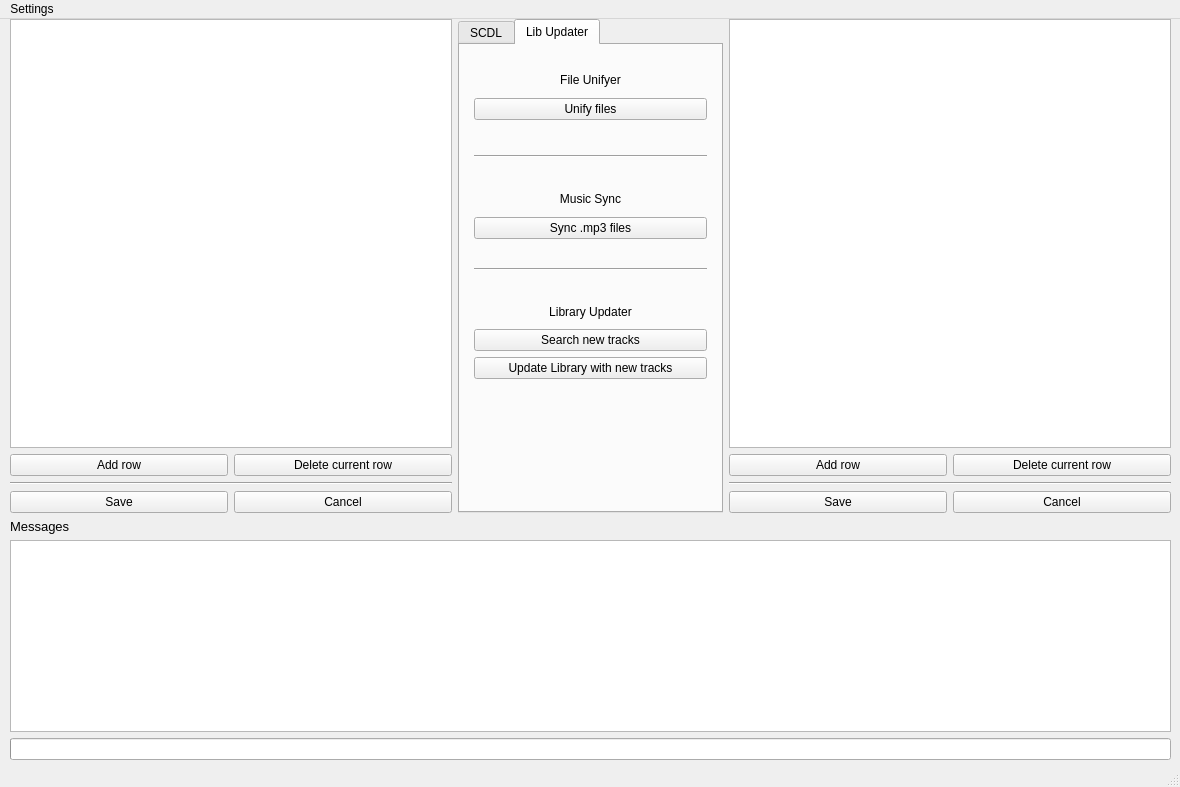
This is _02_GUI/_03_UI/00_Draft/Main.ui in DST-DEV/SCDL as Qt 5 draws it before an edit. The edited form follows.
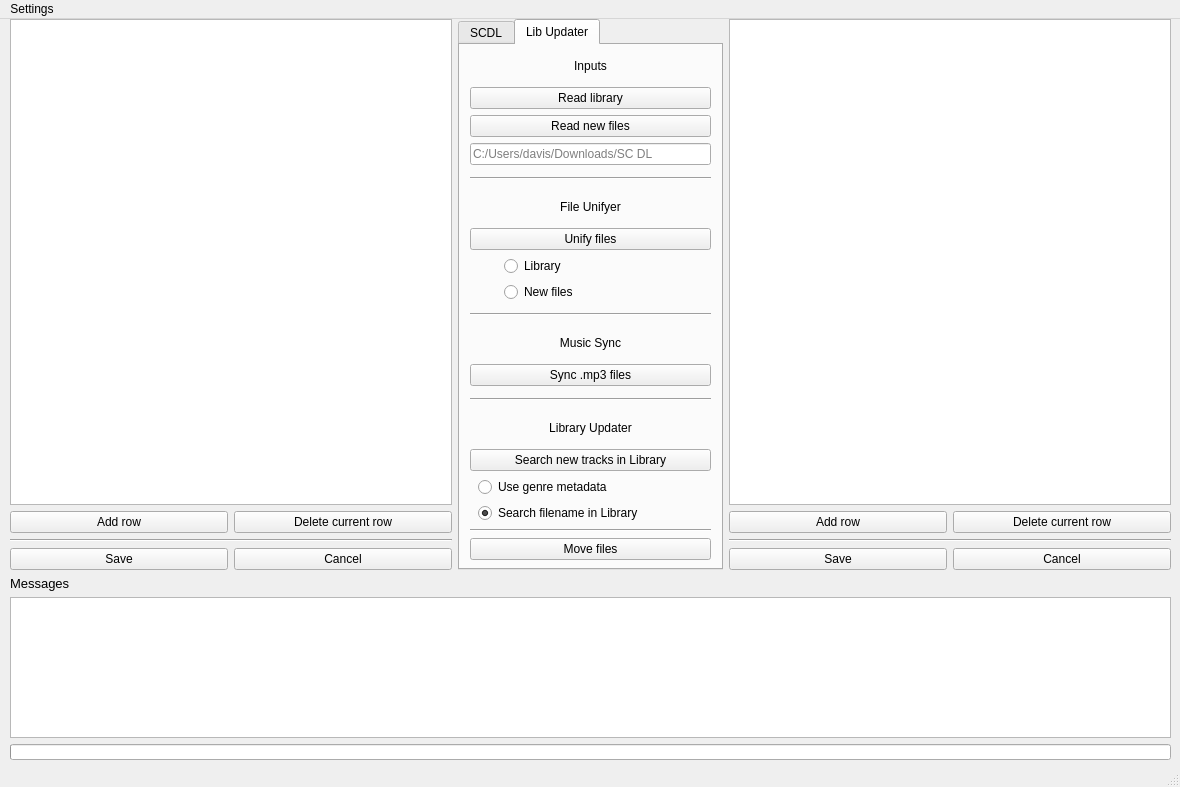
This is the edited form. The open tabs and pages were chosen to show the change.

Commit message: Updated Lib Updater tab in GUI to encompass new functions

Diff of the .ui file:
```diff
--- a/_02_GUI/_03_UI/00_Draft/Main.ui
+++ b/_02_GUI/_03_UI/00_Draft/Main.ui
@@ -23,7 +23,7 @@
       <height>741</height>
      </rect>
     </property>
-    <layout class="QGridLayout" name="gridLayout" rowstretch="4,0" columnstretch="5,3,5">
+    <layout class="QGridLayout" name="gridLayout" rowstretch="6,2" columnstretch="5,3,5">
      <item row="0" column="0">
       <layout class="QGridLayout" name="grid_left">
        <item row="3" column="0">
@@ -441,104 +441,43 @@
         <widget class="QWidget" name="gridLayoutWidget_3">
          <property name="geometry">
           <rect>
-           <x>0</x>
+           <x>10</x>
            <y>0</y>
-           <width>261</width>
-           <height>451</height>
+           <width>241</width>
+           <height>521</height>
           </rect>
          </property>
-         <layout class="QGridLayout" name="glayout_lib_updater" rowstretch="1,1,5,1,1,1,1,5,1,1,1,1,5,5,5" columnstretch="1,30,1">
-          <item row="14" column="1">
-           <spacer name="verticalSpacer_7">
+         <layout class="QGridLayout" name="gLayout_Lib" rowstretch="1,5,5,5,5,1,1,1,5,5,5,1,1,1,5,5,1,1,1,5,5,5,1,5,1">
+          <item row="12" column="0">
+           <widget class="Line" name="line_lib2_2">
             <property name="orientation">
-             <enum>Qt::Vertical</enum>
+             <enum>Qt::Horizontal</enum>
             </property>
-            <property name="sizeHint" stdset="0">
-             <size>
-              <width>20</width>
-              <height>40</height>
-             </size>
-            </property>
-           </spacer>
-          </item>
-          <item row="2" column="1">
-           <widget class="QPushButton" name="btn_file_uni">
-            <property name="text">
-             <string>Unify files</string>
-            </property>
            </widget>
           </item>
-          <item row="13" column="1">
-           <widget class="QPushButton" name="btn_file_uni_4">
+          <item row="2" column="0">
+           <widget class="QPushButton" name="btn_read_lib_2">
             <property name="text">
-             <string>Update Library with new tracks</string>
+             <string>Read library</string>
             </property>
            </widget>
           </item>
-          <item row="2" column="2">
-           <spacer name="horizontalSpacer_8">
+          <item row="22" column="0">
+           <widget class="Line" name="line_lib4_2">
             <property name="orientation">
              <enum>Qt::Horizontal</enum>
             </property>
-            <property name="sizeHint" stdset="0">
-             <size>
-              <width>40</width>
-              <height>20</height>
-             </size>
-            </property>
-           </spacer>
+           </widget>
           </item>
-          <item row="8" column="1">
-           <spacer name="verticalSpacer_8">
-            <property name="orientation">
-             <enum>Qt::Vertical</enum>
-            </property>
-            <property name="sizeHint" stdset="0">
-             <size>
-              <width>20</width>
-              <height>40</height>
-             </size>
-            </property>
-           </spacer>
-          </item>
-          <item row="10" column="1">
-           <spacer name="verticalSpacer_9">
-            <property name="orientation">
-             <enum>Qt::Vertical</enum>
-            </property>
-            <property name="sizeHint" stdset="0">
-             <size>
-              <width>20</width>
-              <height>40</height>
-             </size>
-            </property>
-           </spacer>
-          </item>
-          <item row="11" column="0" colspan="3">
-           <widget class="QLabel" name="lbl_file_uni_3">
+          <item row="23" column="0">
+           <widget class="QPushButton" name="btn_move_files_2">
             <property name="text">
-             <string>Library Updater</string>
+             <string>Move files</string>
             </property>
-            <property name="alignment">
-             <set>Qt::AlignCenter</set>
-            </property>
            </widget>
           </item>
-          <item row="5" column="1">
-           <spacer name="verticalSpacer_10">
-            <property name="orientation">
-             <enum>Qt::Vertical</enum>
-            </property>
-            <property name="sizeHint" stdset="0">
-             <size>
-              <width>20</width>
-              <height>40</height>
-             </size>
-            </property>
-           </spacer>
-          </item>
-          <item row="1" column="0" colspan="3">
-           <widget class="QLabel" name="lbl_file_uni">
+          <item row="8" column="0">
+           <widget class="QLabel" name="lbl_file_uni_4">
             <property name="text">
              <string>File Unifyer</string>
             </property>
@@ -547,8 +486,21 @@
             </property>
            </widget>
           </item>
-          <item row="6" column="0" colspan="3">
-           <widget class="QLabel" name="lbl_file_uni_2">
+          <item row="5" column="0">
+           <spacer name="verticalSpacer_lib3_2">
+            <property name="orientation">
+             <enum>Qt::Vertical</enum>
+            </property>
+            <property name="sizeHint" stdset="0">
+             <size>
+              <width>20</width>
+              <height>40</height>
+             </size>
+            </property>
+           </spacer>
+          </item>
+          <item row="14" column="0">
+           <widget class="QLabel" name="lbl_file_uni_5">
             <property name="text">
              <string>Music Sync</string>
             </property>
@@ -557,35 +509,211 @@
             </property>
            </widget>
           </item>
-          <item row="7" column="1">
-           <widget class="QPushButton" name="btn_file_uni_2">
+          <item row="13" column="0">
+           <spacer name="verticalSpacer_lib5_2">
+            <property name="orientation">
+             <enum>Qt::Vertical</enum>
+            </property>
+            <property name="sizeHint" stdset="0">
+             <size>
+              <width>20</width>
+              <height>40</height>
+             </size>
+            </property>
+           </spacer>
+          </item>
+          <item row="19" column="0">
+           <widget class="QLabel" name="lbl_file_uni_6">
+            <property name="text">
+             <string>Library Updater</string>
+            </property>
+            <property name="alignment">
+             <set>Qt::AlignCenter</set>
+            </property>
+           </widget>
+          </item>
+          <item row="10" column="0">
+           <layout class="QGridLayout" name="gLayout_uni_2" columnstretch="1,5,1">
+            <item row="1" column="1">
+             <widget class="QRadioButton" name="rbtn_nf_2">
+              <property name="text">
+               <string>New files</string>
+              </property>
+              <property name="checked">
+               <bool>true</bool>
+              </property>
+             </widget>
+            </item>
+            <item row="0" column="2" rowspan="2">
+             <spacer name="hSpacer_uni_r_2">
+              <property name="orientation">
+               <enum>Qt::Horizontal</enum>
+              </property>
+              <property name="sizeHint" stdset="0">
+               <size>
+                <width>40</width>
+                <height>20</height>
+               </size>
+              </property>
+             </spacer>
+            </item>
+            <item row="0" column="1">
+             <widget class="QRadioButton" name="rbtn_lib_2">
+              <property name="text">
+               <string>Library</string>
+              </property>
+              <property name="checked">
+               <bool>false</bool>
+              </property>
+             </widget>
+            </item>
+            <item row="0" column="0" rowspan="2">
+             <spacer name="hSpacer_uni_l_2">
+              <property name="orientation">
+               <enum>Qt::Horizontal</enum>
+              </property>
+              <property name="sizeHint" stdset="0">
+               <size>
+                <width>40</width>
+                <height>20</height>
+               </size>
+              </property>
+             </spacer>
+            </item>
+           </layout>
+          </item>
+          <item row="0" column="0">
+           <spacer name="verticalSpacer_lib1_2">
+            <property name="orientation">
+             <enum>Qt::Vertical</enum>
+            </property>
+            <property name="sizeType">
+             <enum>QSizePolicy::MinimumExpanding</enum>
+            </property>
+            <property name="sizeHint" stdset="0">
+             <size>
+              <width>20</width>
+              <height>5</height>
+             </size>
+            </property>
+           </spacer>
+          </item>
+          <item row="17" column="0">
+           <widget class="Line" name="line_lib3_2">
+            <property name="orientation">
+             <enum>Qt::Horizontal</enum>
+            </property>
+           </widget>
+          </item>
+          <item row="3" column="0">
+           <widget class="QPushButton" name="btn_read_new_2">
+            <property name="text">
+             <string>Read new files</string>
+            </property>
+           </widget>
+          </item>
+          <item row="4" column="0">
+           <widget class="QLineEdit" name="lineEdit_nf_dir_2">
+            <property name="placeholderText">
+             <string>C:/Users/davis/Downloads/SC DL</string>
+            </property>
+           </widget>
+          </item>
+          <item row="16" column="0">
+           <spacer name="verticalSpacer_lib6_2">
+            <property name="orientation">
+             <enum>Qt::Vertical</enum>
+            </property>
+            <property name="sizeHint" stdset="0">
+             <size>
+              <width>20</width>
+              <height>40</height>
+             </size>
+            </property>
+           </spacer>
+          </item>
+          <item row="20" column="0">
+           <widget class="QPushButton" name="btn_goalfld_search_2">
+            <property name="text">
+             <string>Search new tracks in Library</string>
+            </property>
+           </widget>
+          </item>
+          <item row="7" column="0">
+           <spacer name="verticalSpacer_lib2_2">
+            <property name="orientation">
+             <enum>Qt::Vertical</enum>
+            </property>
+            <property name="sizeHint" stdset="0">
+             <size>
+              <width>20</width>
+              <height>40</height>
+             </size>
+            </property>
+           </spacer>
+          </item>
+          <item row="18" column="0">
+           <spacer name="verticalSpacer_lib7_2">
+            <property name="orientation">
+             <enum>Qt::Vertical</enum>
+            </property>
+            <property name="sizeHint" stdset="0">
+             <size>
+              <width>20</width>
+              <height>40</height>
+             </size>
+            </property>
+           </spacer>
+          </item>
+          <item row="6" column="0">
+           <widget class="Line" name="line_lib1_2">
+            <property name="orientation">
+             <enum>Qt::Horizontal</enum>
+            </property>
+           </widget>
+          </item>
+          <item row="15" column="0">
+           <widget class="QPushButton" name="btn_sync_music_2">
             <property name="text">
              <string>Sync .mp3 files</string>
             </property>
            </widget>
           </item>
-          <item row="12" column="1">
-           <widget class="QPushButton" name="btn_file_uni_3">
+          <item row="1" column="0">
+           <widget class="QLabel" name="lbl_read_dirs_2">
             <property name="text">
-             <string>Search new tracks</string>
+             <string>Inputs</string>
             </property>
+            <property name="alignment">
+             <set>Qt::AlignCenter</set>
+            </property>
            </widget>
           </item>
-          <item row="3" column="1">
-           <spacer name="verticalSpacer_6">
+          <item row="24" column="0">
+           <spacer name="verticalSpacer_lib8_2">
             <property name="orientation">
              <enum>Qt::Vertical</enum>
             </property>
+            <property name="sizeType">
+             <enum>QSizePolicy::MinimumExpanding</enum>
+            </property>
             <property name="sizeHint" stdset="0">
              <size>
               <width>20</width>
-              <height>40</height>
+              <height>5</height>
              </size>
             </property>
            </spacer>
           </item>
-          <item row="0" column="1">
-           <spacer name="verticalSpacer_11">
+          <item row="9" column="0">
+           <widget class="QPushButton" name="btn_file_uni_2">
+            <property name="text">
+             <string>Unify files</string>
+            </property>
+           </widget>
+          </item>
+          <item row="11" column="0">
+           <spacer name="verticalSpacer_lib4_2">
             <property name="orientation">
              <enum>Qt::Vertical</enum>
             </property>
@@ -597,32 +725,55 @@
             </property>
            </spacer>
           </item>
-          <item row="2" column="0" rowspan="2">
-           <spacer name="horizontalSpacer_7">
-            <property name="orientation">
-             <enum>Qt::Horizontal</enum>
-            </property>
-            <property name="sizeHint" stdset="0">
-             <size>
-              <width>40</width>
-              <height>20</height>
-             </size>
-            </property>
-           </spacer>
-          </item>
-          <item row="4" column="1">
-           <widget class="Line" name="line_4">
-            <property name="orientation">
-             <enum>Qt::Horizontal</enum>
-            </property>
-           </widget>
-          </item>
-          <item row="9" column="1">
-           <widget class="Line" name="line_3">
-            <property name="orientation">
-             <enum>Qt::Horizontal</enum>
-            </property>
-           </widget>
+          <item row="21" column="0">
+           <layout class="QGridLayout" name="gLayout_move_2" columnstretch="1,30,1">
+            <item row="0" column="0" rowspan="2">
+             <spacer name="hSpacer_move_l_2">
+              <property name="orientation">
+               <enum>Qt::Horizontal</enum>
+              </property>
+              <property name="sizeHint" stdset="0">
+               <size>
+                <width>40</width>
+                <height>20</height>
+               </size>
+              </property>
+             </spacer>
+            </item>
+            <item row="1" column="1">
+             <widget class="QRadioButton" name="rbtn_search_2">
+              <property name="text">
+               <string>Search filename in Library</string>
+              </property>
+              <property name="checked">
+               <bool>true</bool>
+              </property>
+             </widget>
+            </item>
+            <item row="0" column="1">
+             <widget class="QRadioButton" name="rbtn_meta_2">
+              <property name="text">
+               <string>Use genre metadata</string>
+              </property>
+              <property name="checked">
+               <bool>false</bool>
+              </property>
+             </widget>
+            </item>
+            <item row="0" column="2" rowspan="2">
+             <spacer name="hSpacer_move_r_2">
+              <property name="orientation">
+               <enum>Qt::Horizontal</enum>
+              </property>
+              <property name="sizeHint" stdset="0">
+               <size>
+                <width>40</width>
+                <height>20</height>
+               </size>
+              </property>
+             </spacer>
+            </item>
+           </layout>
           </item>
          </layout>
         </widget>
@@ -630,7 +781,7 @@
       </widget>
      </item>
      <item row="1" column="0" colspan="3">
-      <layout class="QGridLayout" name="glayout_msg" rowstretch="2,0,0" columnstretch="1">
+      <layout class="QGridLayout" name="glayout_msg" rowstretch="1,100,1" columnstretch="1">
        <item row="0" column="0">
         <widget class="QLabel" name="lbl_msg">
          <property name="font">
```
Left out of the diff: 4 changed lines with no effect on the pictures. The commit also changes 2 other files.
